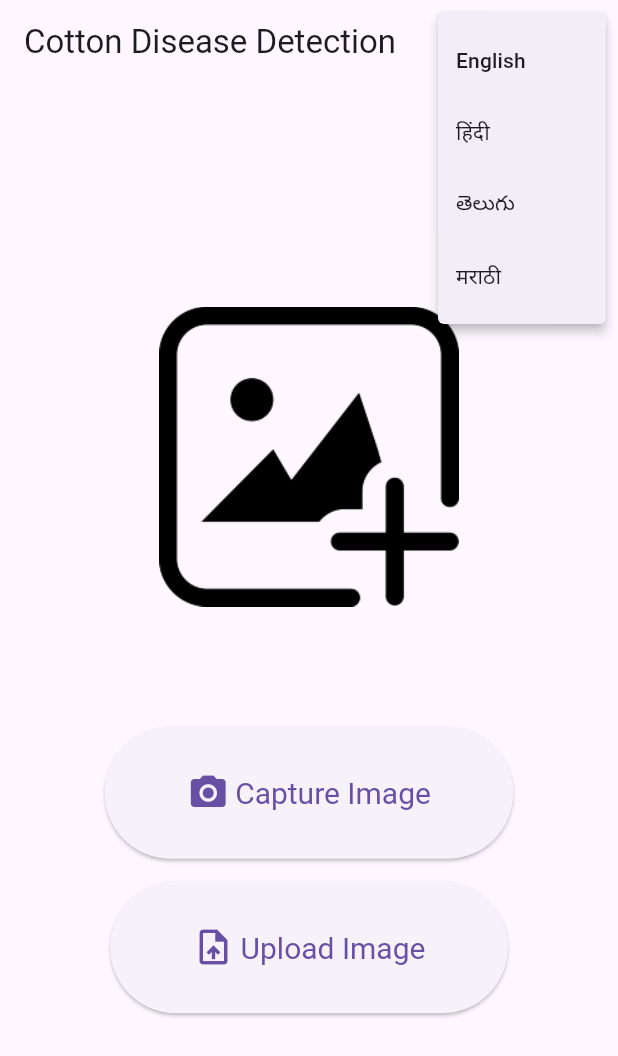
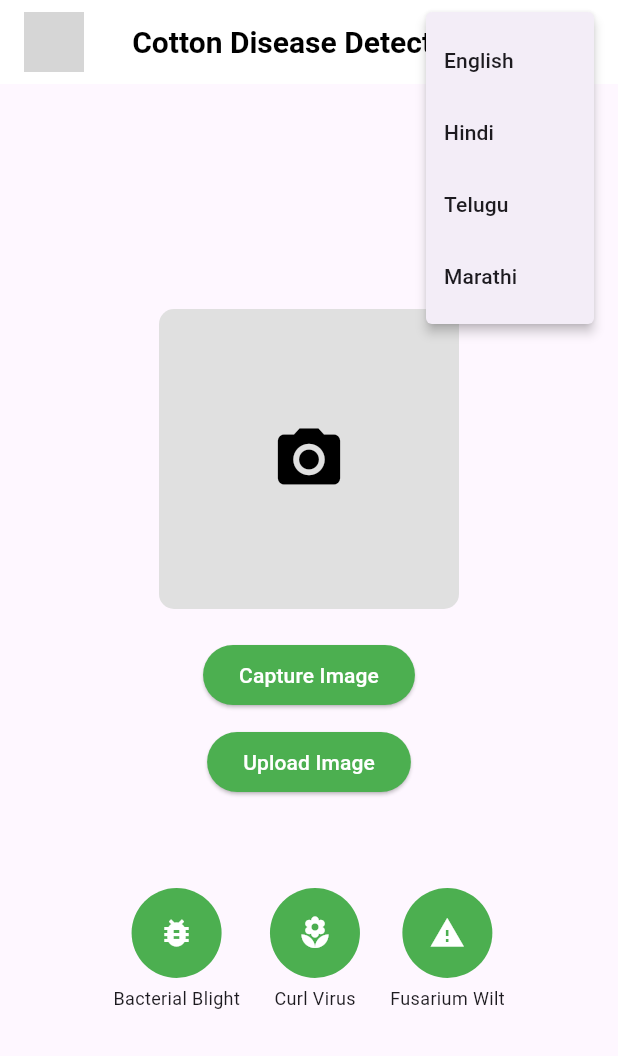
Before and after one commit to VidyaBarla/Cotton_Disease_Detection_App, a Flutter app: the screen it shows after launch, after a tap on the "more vert" icon, on a phone screen of 412 x 824 dp. Shown: the top 1056 px of the screen. Run offline on Flutter 3.47's test engine with Material 3 defaults, Android fonts, the phone set to English and light mode, and no system bars; our stand-ins replace image_picker; missing offline and left inert: tflite_flutter; grey boxes are pictures that could not be loaded.

Commit message:
forth commit

```diff
--- a/lib/main.dart
+++ b/lib/main.dart
@@ -4,15 +4,16 @@ import 'package:image_picker/image_picker.dart';
 import 'languages.dart';
 import 'image_processing.dart';
 
-void main() => runApp(const CottonDiseaseDetectionApp());
+void main() => runApp(const CottonShieldApp());
 
-class CottonDiseaseDetectionApp extends StatelessWidget {
-  const CottonDiseaseDetectionApp({super.key});
+class CottonShieldApp extends StatelessWidget {
+  const CottonShieldApp({super.key});
 
   @override
   Widget build(BuildContext context) {
     return MaterialApp(
-      title: 'Cotton Disease Detection',
+      debugShowCheckedModeBanner: false,
+      title: 'Cotton Shield',
       theme: ThemeData(primarySwatch: Colors.green),
       home: const DiseaseDetectionScreen(),
     );
@@ -33,8 +34,11 @@ class _DiseaseDetectionScreenState extends State<DiseaseDetectionScreen> {
   File? _image;
   String _disease = "";
   String _remedy = "";
-  String _language = "English";
   bool _isLoading = false;
+  String _language = "English"; // Default language
+
+  final List<String> _languages = ["English", "Hindi", "Telugu", "Marathi"];
+  final List<String> diseaseKeys = ["Bacterial Blight", "Curl Virus", "Fusarium Wilt", "Healthy"];
 
   @override
   void initState() {
@@ -42,6 +46,14 @@ class _DiseaseDetectionScreenState extends State<DiseaseDetectionScreen> {
     imageProcessor.loadModel();
   }
 
+  /// Select a language from dropdown menu
+  void _selectLanguage(String selectedLanguage) {
+    setState(() {
+      _language = selectedLanguage;
+    });
+  }
+
+  /// Pick an image from camera/gallery
   Future<void> pickImage(ImageSource source) async {
     final pickedFile = await picker.pickImage(source: source);
     if (pickedFile != null) {
@@ -55,20 +67,27 @@ class _DiseaseDetectionScreenState extends State<DiseaseDetectionScreen> {
     }
   }
 
+  /// Detect disease in selected image
   Future<void> detectDisease(File image) async {
     try {
+      print("🌍 Selected Language: $_language");
+      print("📡 Sending image for prediction...");
       final prediction = await imageProcessor.predictDisease(image, _language);
+
+      print("🦠 Detected Disease: ${prediction['disease']}");
+      print("💊 Suggested Remedy: ${prediction['remedy']}");
+
       setState(() {
-        _disease = prediction['disease'] ?? "Unknown Disease"; // Provide a default value
-        _remedy = prediction['remedy'] ?? "No remedy available";
+        _disease = prediction['disease'] ?? languages[_language]?["healthy"] ?? "Healthy";
+        _remedy = prediction['remedy'] ?? languages[_language]?["no_remedy"] ?? "No remedy available";
       });
     } catch (e) {
+      print("❌ Error in disease detection: $e");
       setState(() {
-        _disease = languages[_language]!['model_error']!;
-        _remedy = "$e";
+        _disease = "Error";
+        _remedy = "Error: $e";
       });
-    }
-    finally {
+    } finally {
       setState(() {
         _isLoading = false;
       });
@@ -79,132 +98,152 @@ class _DiseaseDetectionScreenState extends State<DiseaseDetectionScreen> {
   Widget build(BuildContext context) {
     return Scaffold(
       appBar: AppBar(
-        leading: _image != null
-            ? IconButton(
-                icon: const Icon(Icons.arrow_back),
-                onPressed: () {
-                  setState(() {
-                    _image = null;
-                    _disease = "";
-                    _remedy = "";
-                  });
+        backgroundColor: Colors.white,
+        elevation: 0,
+        title: Row(
+          mainAxisAlignment: MainAxisAlignment.spaceBetween,
+          children: [
+            const CircleAvatar(
+              backgroundImage: AssetImage('assets/logo.jpg'),
+            ),
+            Text(
+              languages[_language]?["title"] ?? "CottonShield",
+              style: const TextStyle(
+                color: Colors.black,
+                fontSize: 20,
+                fontWeight: FontWeight.bold,
+              ),
+            ),
+            PopupMenuButton<String>(
+              onSelected: _selectLanguage,
+              icon: const Icon(Icons.more_vert, color: Colors.black),
+              itemBuilder: (context) {
+                return _languages
+                    .map((String lang) => PopupMenuItem<String>(
+                          value: lang,
+                          child: Text(lang),
+                        ))
+                    .toList();
               },
-              )
-            : null,
-        title: Text(languages[_language]!['title']!),
-        actions: [
-          PopupMenuButton<String>(
-            onSelected: (String newLanguage) {
-              setState(() {
-                _language = newLanguage;
-                _disease = "";
-                _remedy = "";
-              });
-            },
-            itemBuilder: (BuildContext context) => [
-              const PopupMenuItem<String>(
-                value: "English",
-                child: Text("English"),
-              ),
-              const PopupMenuItem<String>(
-                value: "Hindi",
-                child: Text("हिंदी"),
-              ),
-              const PopupMenuItem<String>(
-                value: "Telugu",
-                child: Text("తెలుగు"),
-              ),
-              const PopupMenuItem<String>(
-                value: "Marathi",
-                child: Text("मराठी"),
             ),
           ],
-            icon: const Icon(Icons.more_vert), // Three-dot menu icon
         ),
-        ],
       ),
       body: Center(
         child: Padding(
           padding: const EdgeInsets.all(16.0),
           child: Column(
-            mainAxisAlignment: MainAxisAlignment.center, // Centers content vertically
-            crossAxisAlignment: CrossAxisAlignment.center, // Centers content horizontally
+            mainAxisAlignment: MainAxisAlignment.center,
             children: [
-              if (_image == null) ...[
-                Image.asset(
-                  'assets/upload_placeholder.png', // Placeholder image
+              Container(
                 height: 200,
                 width: 200,
-                  fit: BoxFit.cover,
+                decoration: BoxDecoration(
+                  color: Colors.grey[300],
+                  borderRadius: BorderRadius.circular(10),
                 ),
-                const SizedBox(height: 80), // Increased space between image and buttons
-
-                ElevatedButton.icon(
-                  icon: const Icon(Icons.camera_alt, size: 28),
-                  label: Text(
-                    languages[_language]!['click_image']!,
-                    style: const TextStyle(fontSize: 20),
+                child: _image == null
+                    ? const Icon(Icons.camera_alt, size: 50, color: Colors.black)
+                    : Image.file(_image!, fit: BoxFit.cover),
               ),
-                  style: ElevatedButton.styleFrom(
-                    padding: const EdgeInsets.symmetric(vertical: 30, horizontal: 55),
-                    textStyle: const TextStyle(fontSize: 45),
-                  ),
-                  onPressed: () => pickImage(ImageSource.camera),
-                ),
-
-                const SizedBox(height: 15),
-
-                ElevatedButton.icon(
-                  icon: const Icon(Icons.upload_file, size: 28),
-                  label: Text(
-                    languages[_language]!['upload_image']!,
-                    style: const TextStyle(fontSize: 20),
-                  ),
-                  style: ElevatedButton.styleFrom(
-                    padding: const EdgeInsets.symmetric(vertical: 30, horizontal: 55),
-                    textStyle: const TextStyle(fontSize: 40),
-                  ),
-                  onPressed: () => pickImage(ImageSource.gallery),
-                ),
-              ] else ...[
-                Image.file(
-                  _image!,
-                  height: 300,
-                  width: 300,
-                  fit: BoxFit.cover,
-                ),
-                const SizedBox(height: 40),
-
+              const SizedBox(height: 20),
               _isLoading
                   ? const CircularProgressIndicator()
                   : Column(
-                        crossAxisAlignment: CrossAxisAlignment.center,
                       children: [
+                        ElevatedButton(
+                          onPressed: () => pickImage(ImageSource.camera),
+                          style: ElevatedButton.styleFrom(backgroundColor: Colors.green),
+                          child: Text(
+                            languages[_language]?["click_image"] ?? "Capture Image",
+                            style: const TextStyle(color: Colors.white),
+                          ),
+                        ),
+                        const SizedBox(height: 10),
+                        ElevatedButton(
+                          onPressed: () => pickImage(ImageSource.gallery),
+                          style: ElevatedButton.styleFrom(backgroundColor: Colors.green),
+                          child: Text(
+                            languages[_language]?["upload_image"] ?? "Upload Image",
+                            style: const TextStyle(color: Colors.white),
+                          ),
+                        ),
+                      ],
+                    ),
+              const SizedBox(height: 20),
+              if (_disease.isNotEmpty) ...[
                 Text(
-                            "${languages[_language]!['disease_detected']!} $_disease",
-                            style: const TextStyle(
-                              fontSize: 22,
-                              fontWeight: FontWeight.bold,
-                              color: Colors.black,
-                            ),
+                  "${languages[_language]?["disease_detected"] ?? "Detected Disease"}: $_disease",
+                  style: const TextStyle(fontSize: 20, fontWeight: FontWeight.bold, color: Colors.black),
                   textAlign: TextAlign.center,
                 ),
-                          const SizedBox(height: 20),
+                const SizedBox(height: 10),
                 Text(
-                            "${languages[_language]!['remedy']!} $_remedy",
-                            style: const TextStyle(
-                              fontSize: 18,
-                              color: Colors.black87,
-                            ),
+                  "${languages[_language]?["remedy"] ?? "Remedy"}: $_remedy",
+                  style: const TextStyle(fontSize: 18, color: Colors.black87),
                   textAlign: TextAlign.center,
                 ),
               ],
+              const SizedBox(height: 40),
+              Row(
+                mainAxisAlignment: MainAxisAlignment.center,
+                children: List.generate(3, (index) {
+                  return Padding(
+                    padding: const EdgeInsets.symmetric(horizontal: 10),
+                    child: _buildCircleButton(diseaseKeys[index], _getIconForDisease(diseaseKeys[index])),
+                  );
+                }),
               ),
-              ],
             ],
           ),
         ),
       ),
     );
   }
+
+  /// Function to get an appropriate icon for each disease
+  IconData _getIconForDisease(String disease) {
+    switch (disease) {
+      case "Bacterial Blight":
+        return Icons.bug_report;
+      case "Curl Virus":
+        return Icons.local_florist;
+      case "Fusarium Wilt":
+        return Icons.warning;
+      default:
+        return Icons.health_and_safety;
     }
+  }
+
+  /// Function to build the circular disease buttons
+  Widget _buildCircleButton(String label, IconData icon) {
+    return GestureDetector(
+      onTap: () {
+        setState(() {
+          _disease = label;
+          _remedy = languages[_language]?["disease_details"]?[label]?["remedies"] ?? "No remedy available.";
+        });
+      },
+      child: Column(
+        children: [
+          Container(
+            width: 60,
+            height: 60,
+            decoration: BoxDecoration(
+              color: _disease == label ? Colors.green[700] : Colors.green,
+              shape: BoxShape.circle,
+            ),
+            child: Center(
+              child: Icon(icon, color: Colors.white),
+            ),
+          ),
+          const SizedBox(height: 5),
+          Text(
+            languages[_language]?["disease_details"]?[label]?["name"] ?? label,
+            style: const TextStyle(fontSize: 12),
+          ),
+        ],
+      ),
+    );
+  }
+}
```
Lines whose indentation alone changed are shown as unchanged.
